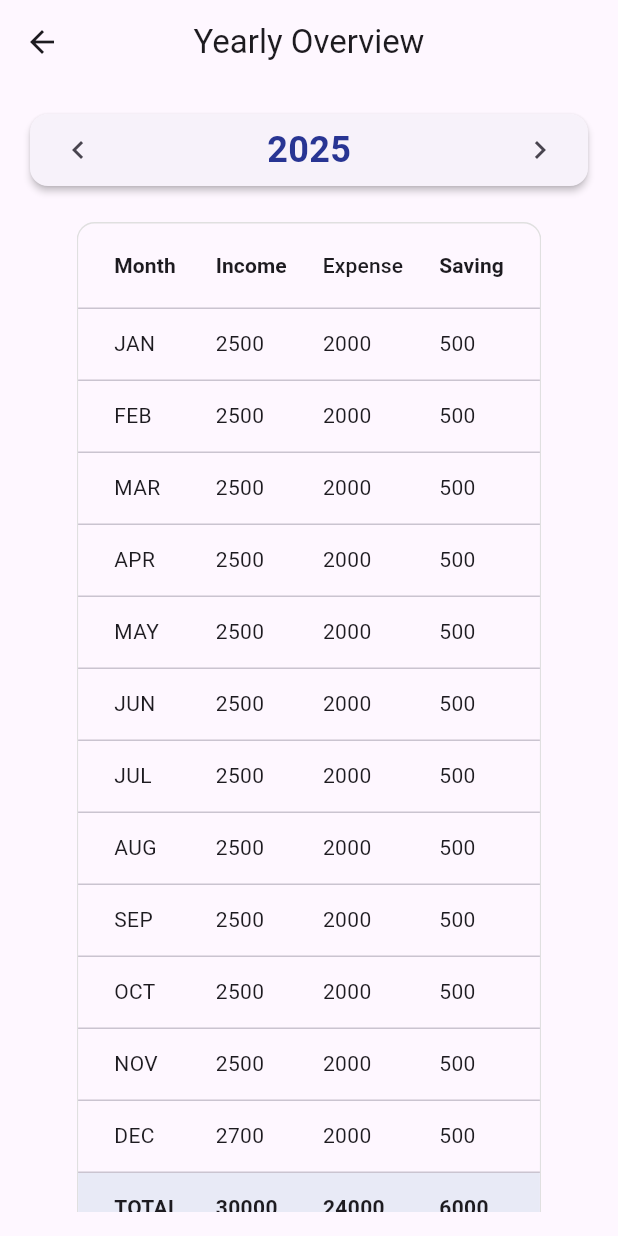
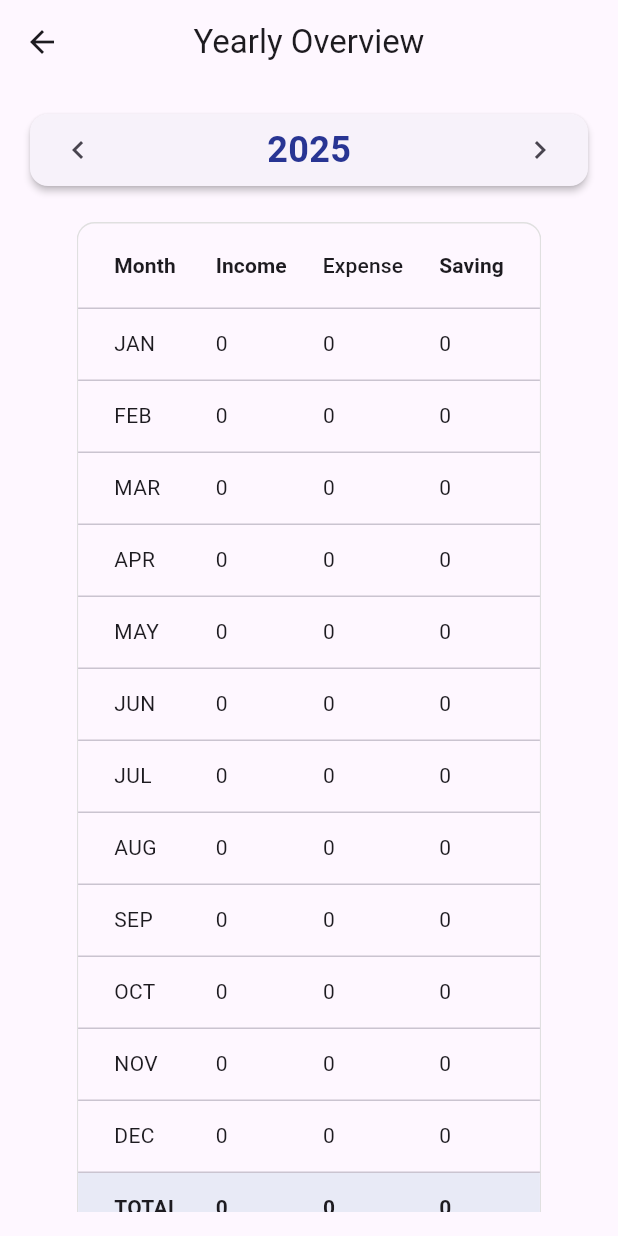
Before and after one commit to Hassan9865/Expense-tracking-app, a Flutter app: the YearlyExpenseView screen opened by its route, after a tap on the "chevron left" icon, on a phone screen of 412 x 824 dp. Run offline on Flutter 3.47's test engine with Material 3 defaults, Android fonts, the phone set to English and light mode, and no system bars; our stand-ins replace fl_chart, hive, hive_flutter, stacked, stacked_services, stacked_shared; accounts and stored records are empty.

Commit message:
yearl expense

```diff
--- a/lib/main.dart
+++ b/lib/main.dart
@@ -12,6 +12,7 @@ void main() async {
   await Hive.openBox("expenseBox");
   await Hive.openBox("incomeBox");
   await Hive.openBox("monthlyBox");
+  await Hive.openBox("yearlyBox");
   await locator<ExpenseService>().init();
   runApp(const MyApp());
 }
--- a/lib/view/yearly Expense/yearly_expense_view.dart
+++ b/lib/view/yearly Expense/yearly_expense_view.dart
@@ -9,6 +9,7 @@ class YearlyExpenseView extends StatelessWidget {
   Widget build(BuildContext context) {
     return ViewModelBuilder.reactive(
       viewModelBuilder: () => YearlyExpenseViewmodel(),
+      onViewModelReady: (viewModel) => viewModel.init(),
       builder: (context, YearlyExpenseViewmodel viewModel, child) {
         return Scaffold(
           appBar: AppBar(
@@ -32,11 +33,13 @@ class YearlyExpenseView extends StatelessWidget {
                       mainAxisAlignment: MainAxisAlignment.spaceBetween,
                       children: [
                         IconButton(
-                          onPressed: () {},
-                          icon: Icon(Icons.chevron_left),
+                          onPressed: () {
+                            viewModel.previousYear();
+                          },
+                          icon: const Icon(Icons.chevron_left),
                         ),
                         Text(
-                          '2025',
+                          '${viewModel.currentYear}',
                           style: TextStyle(
                             fontSize: 24,
                             fontWeight: FontWeight.bold,
@@ -44,7 +47,9 @@ class YearlyExpenseView extends StatelessWidget {
                           ),
                         ),
                         IconButton(
-                          onPressed: () {},
+                          onPressed: () {
+                            viewModel.nextYear();
+                          },
                           icon: Icon(Icons.chevron_right),
                         ),
                       ],
@@ -87,98 +92,139 @@ class YearlyExpenseView extends StatelessWidget {
                                       TextStyle(fontWeight: FontWeight.bold))),
                         ],
                         rows: [
-                          DataRow(cells: [
-                            DataCell(Text("JAN")),
-                            DataCell(Text("2500")),
-                            DataCell(Text("2000")),
-                            DataCell(Text("500")),
-                          ]),
-                          DataRow(cells: [
-                            DataCell(Text("FEB")),
-                            DataCell(Text("2500")),
-                            DataCell(Text("2000")),
-                            DataCell(Text("500")),
-                          ]),
-                          DataRow(cells: [
-                            DataCell(Text("MAR")),
-                            DataCell(Text("2500")),
-                            DataCell(Text("2000")),
-                            DataCell(Text("500")),
-                          ]),
-                          DataRow(cells: [
-                            DataCell(Text("APR")),
-                            DataCell(Text("2500")),
-                            DataCell(Text("2000")),
-                            DataCell(Text("500")),
-                          ]),
-                          DataRow(cells: [
-                            DataCell(Text("MAY")),
-                            DataCell(Text("2500")),
-                            DataCell(Text("2000")),
-                            DataCell(Text("500")),
-                          ]),
-                          DataRow(cells: [
-                            DataCell(Text("JUN")),
-                            DataCell(Text("2500")),
-                            DataCell(Text("2000")),
-                            DataCell(Text("500")),
-                          ]),
-                          DataRow(cells: [
-                            DataCell(Text("JUL")),
-                            DataCell(Text("2500")),
-                            DataCell(Text("2000")),
-                            DataCell(Text("500")),
-                          ]),
-                          DataRow(cells: [
-                            DataCell(Text("AUG")),
-                            DataCell(Text("2500")),
-                            DataCell(Text("2000")),
-                            DataCell(Text("500")),
-                          ]),
-                          DataRow(cells: [
-                            DataCell(Text("SEP")),
-                            DataCell(Text("2500")),
-                            DataCell(Text("2000")),
-                            DataCell(Text("500")),
-                          ]),
-                          DataRow(cells: [
-                            DataCell(Text("OCT")),
-                            DataCell(Text("2500")),
-                            DataCell(Text("2000")),
-                            DataCell(Text("500")),
-                          ]),
-                          DataRow(cells: [
-                            DataCell(Text("NOV")),
-                            DataCell(Text("2500")),
-                            DataCell(Text("2000")),
-                            DataCell(Text("500")),
-                          ]),
-                          DataRow(cells: [
-                            DataCell(Text("DEC")),
-                            DataCell(Text("2700")),
-                            DataCell(Text("2000")),
-                            DataCell(Text("500")),
-                          ]),
+                          ...viewModel.filledMonthlyData.map((month) {
+                            return DataRow(cells: [
+                              DataCell(Text(month['month'])),
+                              DataCell(Text(
+                                  month['totalIncome'].toStringAsFixed(0))),
+                              DataCell(Text(
+                                  month['totalExpense'].toStringAsFixed(0))),
+                              DataCell(
+                                  Text(month['savings'].toStringAsFixed(0))),
+                            ]);
+                          }).toList(),
+
+                          // Total row
                           DataRow(
                             color: WidgetStateProperty.resolveWith<Color?>(
-                              (Set<WidgetState> states) => Colors.indigo[50],
+                              (states) => Colors.indigo[50],
                             ),
                             cells: [
-                              DataCell(Text("TOTAL",
-                                  style:
-                                      TextStyle(fontWeight: FontWeight.bold))),
-                              DataCell(Text("30000",
-                                  style:
-                                      TextStyle(fontWeight: FontWeight.bold))),
-                              DataCell(Text("24000",
-                                  style:
-                                      TextStyle(fontWeight: FontWeight.bold))),
-                              DataCell(Text("6000",
-                                  style:
-                                      TextStyle(fontWeight: FontWeight.bold))),
+                              const DataCell(Text(
+                                "TOTAL",
+                                style: TextStyle(fontWeight: FontWeight.bold),
+                              )),
+                              DataCell(Text(
+                                viewModel.yearlyIncome.toStringAsFixed(0),
+                                style: const TextStyle(
+                                    fontWeight: FontWeight.bold),
+                              )),
+                              DataCell(Text(
+                                viewModel.yearlyExpense.toStringAsFixed(0),
+                                style: const TextStyle(
+                                    fontWeight: FontWeight.bold),
+                              )),
+                              DataCell(Text(
+                                viewModel.yearlySavings.toStringAsFixed(0),
+                                style: const TextStyle(
+                                    fontWeight: FontWeight.bold),
+                              )),
                             ],
-                          ),
+                          )
                         ],
+                        // rows: [
+                        //   DataRow(cells: [
+                        //     DataCell(Text("JAN")),
+                        //     DataCell(Text("2500")),
+                        //     DataCell(Text("2000")),
+                        //     DataCell(Text("500")),
+                        //   ]),
+                        //   DataRow(cells: [
+                        //     DataCell(Text("FEB")),
+                        //     DataCell(Text("2500")),
+                        //     DataCell(Text("2000")),
+                        //     DataCell(Text("500")),
+                        //   ]),
+                        //   DataRow(cells: [
+                        //     DataCell(Text("MAR")),
+                        //     DataCell(Text("2500")),
+                        //     DataCell(Text("2000")),
+                        //     DataCell(Text("500")),
+                        //   ]),
+                        //   DataRow(cells: [
+                        //     DataCell(Text("APR")),
+                        //     DataCell(Text("2500")),
+                        //     DataCell(Text("2000")),
+                        //     DataCell(Text("500")),
+                        //   ]),
+                        //   DataRow(cells: [
+                        //     DataCell(Text("MAY")),
+                        //     DataCell(Text("2500")),
+                        //     DataCell(Text("2000")),
+                        //     DataCell(Text("500")),
+                        //   ]),
+                        //   DataRow(cells: [
+                        //     DataCell(Text("JUN")),
+                        //     DataCell(Text("2500")),
+                        //     DataCell(Text("2000")),
+                        //     DataCell(Text("500")),
+                        //   ]),
+                        //   DataRow(cells: [
+                        //     DataCell(Text("JUL")),
+                        //     DataCell(Text("2500")),
+                        //     DataCell(Text("2000")),
+                        //     DataCell(Text("500")),
+                        //   ]),
+                        //   DataRow(cells: [
+                        //     DataCell(Text("AUG")),
+                        //     DataCell(Text("2500")),
+                        //     DataCell(Text("2000")),
+                        //     DataCell(Text("500")),
+                        //   ]),
+                        //   DataRow(cells: [
+                        //     DataCell(Text("SEP")),
+                        //     DataCell(Text("2500")),
+                        //     DataCell(Text("2000")),
+                        //     DataCell(Text("500")),
+                        //   ]),
+                        //   DataRow(cells: [
+                        //     DataCell(Text("OCT")),
+                        //     DataCell(Text("2500")),
+                        //     DataCell(Text("2000")),
+                        //     DataCell(Text("500")),
+                        //   ]),
+                        //   DataRow(cells: [
+                        //     DataCell(Text("NOV")),
+                        //     DataCell(Text("2500")),
+                        //     DataCell(Text("2000")),
+                        //     DataCell(Text("500")),
+                        //   ]),
+                        //   DataRow(cells: [
+                        //     DataCell(Text("DEC")),
+                        //     DataCell(Text("2700")),
+                        //     DataCell(Text("2000")),
+                        //     DataCell(Text("500")),
+                        //   ]),
+                        //   DataRow(
+                        //     color: WidgetStateProperty.resolveWith<Color?>(
+                        //       (Set<WidgetState> states) => Colors.indigo[50],
+                        //     ),
+                        //     cells: [
+                        //       DataCell(Text("TOTAL",
+                        //           style:
+                        //               TextStyle(fontWeight: FontWeight.bold))),
+                        //       DataCell(Text("30000",
+                        //           style:
+                        //               TextStyle(fontWeight: FontWeight.bold))),
+                        //       DataCell(Text("24000",
+                        //           style:
+                        //               TextStyle(fontWeight: FontWeight.bold))),
+                        //       DataCell(Text("6000",
+                        //           style:
+                        //               TextStyle(fontWeight: FontWeight.bold))),
+                        //     ],
+                        //   ),
+                        // ],
                       ),
                     ),
                   ),
@@ -189,158 +235,5 @@ class YearlyExpenseView extends StatelessWidget {
         );
       },
     );
-    // return Scaffold(
-    //   appBar: AppBar(
-    //     title: const Text('Yearly Overview'),
-    //     centerTitle: true,
-    //     elevation: 0,
-    //   ),
-    //   body: SingleChildScrollView(
-    //     child: Column(
-    //       children: [
-    //         Container(
-    //           decoration: BoxDecoration(
-    //             color: Colors.grey[200],
-    //             borderRadius: BorderRadius.circular(20),
-    //           ),
-    //           child: Row(
-    //             mainAxisSize: MainAxisSize.min,
-    //             children: [
-    //               IconButton(
-    //                 onPressed: () {
-    //                   // viewModel.previousMonth();
-    //                 },
-    //                 icon: Icon(Icons.chevron_left, size: 24),
-    //                 color: Colors.indigo,
-    //                 splashRadius: 20,
-    //               ),
-    //               Text(
-    //                 '2025',
-    //                 style: TextStyle(
-    //                   color: Colors.grey[700],
-    //                   fontWeight: FontWeight.w400,
-    //                   fontSize: MediaQuery.of(context).size.width * 0.1,
-    //                 ),
-    //               ),
-    //               IconButton(
-    //                 onPressed: () {
-    //                   // viewModel.nextMonth();
-    //                 },
-    //                 icon: Icon(Icons.chevron_right, size: 24),
-    //                 color: Colors.indigo,
-    //                 splashRadius: 20,
-    //               ),
-    //             ],
-    //           ),
-    //         ),
-    //         DataTable(columns: [
-    //           DataColumn(
-    //             label: Text('Months'),
-    //           ),
-    //           DataColumn(
-    //             label: Text('Income'),
-    //           ),
-    //           DataColumn(
-    //             label: Text('Expense'),
-    //           ),
-    //           DataColumn(
-    //             label: Text('Saving'),
-    //           )
-    //         ], rows: [
-    // DataRow(cells: [
-    //   DataCell(Text("JAN")),
-    //   DataCell(Text("2500")),
-    //   DataCell(Text("2000")),
-    //   DataCell(Text("500")),
-    // ]),
-    // DataRow(cells: [
-    //   DataCell(Text("FEB")),
-    //   DataCell(Text("2500")),
-    //   DataCell(Text("2000")),
-    //   DataCell(Text("500")),
-    // ]),
-    // DataRow(cells: [
-    //   DataCell(Text("MAR")),
-    //   DataCell(Text("2500")),
-    //   DataCell(Text("2000")),
-    //   DataCell(Text("500")),
-    // ]),
-    // DataRow(cells: [
-    //   DataCell(Text("APR")),
-    //   DataCell(Text("2500")),
-    //   DataCell(Text("2000")),
-    //   DataCell(Text("500")),
-    // ]),
-    // DataRow(cells: [
-    //   DataCell(Text("MAY")),
-    //   DataCell(Text("2500")),
-    //   DataCell(Text("2000")),
-    //   DataCell(Text("500")),
-    // ]),
-    // DataRow(cells: [
-    //   DataCell(Text("JUN")),
-    //   DataCell(Text("2500")),
-    //   DataCell(Text("2000")),
-    //   DataCell(Text("500")),
-    // ]),
-    // DataRow(cells: [
-    //   DataCell(Text("JUL")),
-    //   DataCell(Text("2500")),
-    //   DataCell(Text("2000")),
-    //   DataCell(Text("500")),
-    // ]),
-    // DataRow(cells: [
-    //   DataCell(Text("AUG")),
-    //   DataCell(Text("2500")),
-    //   DataCell(Text("2000")),
-    //   DataCell(Text("500")),
-    // ]),
-    // DataRow(cells: [
-    //   DataCell(Text("SEP")),
-    //   DataCell(Text("2500")),
-    //   DataCell(Text("2000")),
-    //   DataCell(Text("500")),
-    // ]),
-    // DataRow(cells: [
-    //   DataCell(Text("OCT")),
-    //   DataCell(Text("2500")),
-    //   DataCell(Text("2000")),
-    //   DataCell(Text("500")),
-    // ]),
-    // DataRow(cells: [
-    //   DataCell(Text("NOV")),
-    //   DataCell(Text("2500")),
-    //   DataCell(Text("2000")),
-    //   DataCell(Text("500")),
-    // ]),
-    // DataRow(cells: [
-    //   DataCell(Text("DEC")),
-    //   DataCell(Text("2500")),
-    //   DataCell(Text("2000")),
-    //   DataCell(Text("500")),
-    // ]),
-    //           DataRow(color: Colors.indigo, cells: [
-    //             DataCell(Text(
-    //               "TOTAL",
-    //               style: TextStyle(fontWeight: FontWeight.bold),
-    //             )),
-    //             DataCell(Text(
-    //               "2500",
-    //               style: TextStyle(fontWeight: FontWeight.bold),
-    //             )),
-    //             DataCell(Text(
-    //               "2000",
-    //               style: TextStyle(fontWeight: FontWeight.bold),
-    //             )),
-    //             DataCell(Text(
-    //               "500",
-    //               style: TextStyle(fontWeight: FontWeight.bold),
-    //             )),
-    //           ]),
-    //         ])
-    //       ],
-    //     ),
-    //   ),
-    // );
   }
 }
--- a/lib/view/yearly Expense/yearly_expense_viewModel.dart
+++ b/lib/view/yearly Expense/yearly_expense_viewModel.dart
@@ -1,3 +1,84 @@
+import 'package:daily_expense/app/app.locator.dart';
+import 'package:daily_expense/services/expense_service.dart';
 import 'package:stacked/stacked.dart';
 
-class YearlyExpenseViewmodel extends BaseViewModel {}
+class YearlyExpenseViewmodel extends BaseViewModel {
+  final _expenseService = locator<ExpenseService>();
+
+  int _currentYear = DateTime.now().year;
+  Map<String, dynamic>? _yearData;
+
+  List<Map<String, dynamic>> _filledMonthlyData = [];
+
+  int get currentYear => _currentYear;
+
+  Future<void> init() async {
+    await _expenseService.loadMonthlySummaries();
+    _loadYearData();
+  }
+
+  void _loadYearData() {
+    _yearData = _expenseService.getYearlyData(_currentYear.toString());
+
+    final allMonths = [
+      'Jan',
+      'Feb',
+      'Mar',
+      'Apr',
+      'May',
+      'Jun',
+      'Jul',
+      'Aug',
+      'Sep',
+      'Oct',
+      'Nov',
+      'Dec'
+    ];
+
+    _filledMonthlyData = allMonths.map((month) {
+      final key = "$month $_currentYear";
+      final data = _expenseService.monthlyBox.get(key);
+      if (data != null) {
+        return {
+          'month': month.toUpperCase(),
+          'totalIncome': data['totalIncome'],
+          'totalExpense': data['totalExpense'],
+          'savings': data['savings'],
+        };
+      } else {
+        return {
+          'month': month.toUpperCase(),
+          'totalIncome': 0.0,
+          'totalExpense': 0.0,
+          'savings': 0.0,
+        };
+      }
+    }).toList();
+
+    notifyListeners();
+  }
+
+  List<Map<String, dynamic>> get filledMonthlyData => _filledMonthlyData;
+
+  double get yearlyIncome => _yearData?['totalIncome'] ?? 0.0;
+  double get yearlyExpense => _yearData?['totalExpense'] ?? 0.0;
+  double get yearlySavings => _yearData?['savings'] ?? 0.0;
+
+  void previousYear() {
+    final years = _expenseService.getAvailableYears();
+    final index = years.indexOf(_currentYear.toString());
+    if (index > 0) {
+      _currentYear = int.parse(years[index - 1]);
+      _loadYearData();
+    }
+  }
+
+  void nextYear() {
+    final years = _expenseService.getAvailableYears();
+    final index = years.indexOf(_currentYear.toString());
+    if (index < years.length - 1) {
+      _currentYear = int.parse(years[index + 1]);
+      _loadYearData();
+    }
+  }
+}
```
Also changed, not shown: lib/services/expense_service.dart (+75 -2 lines).
